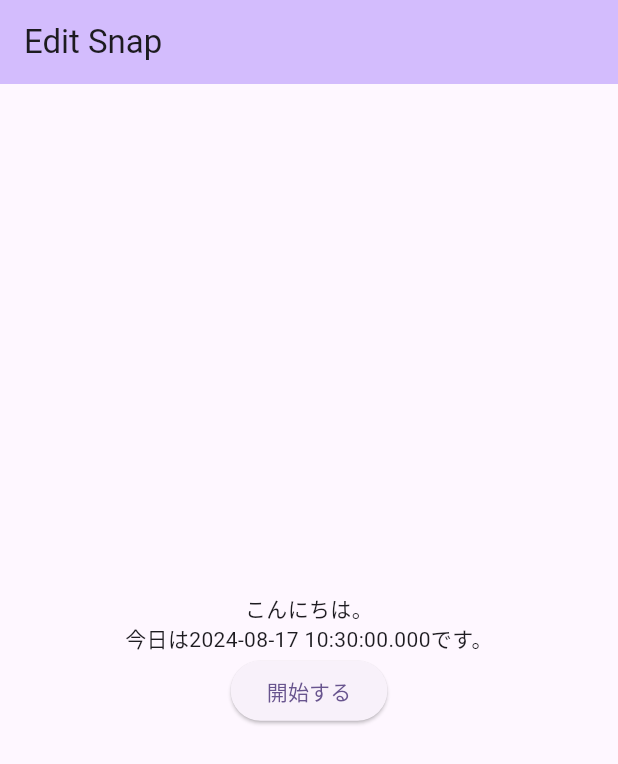
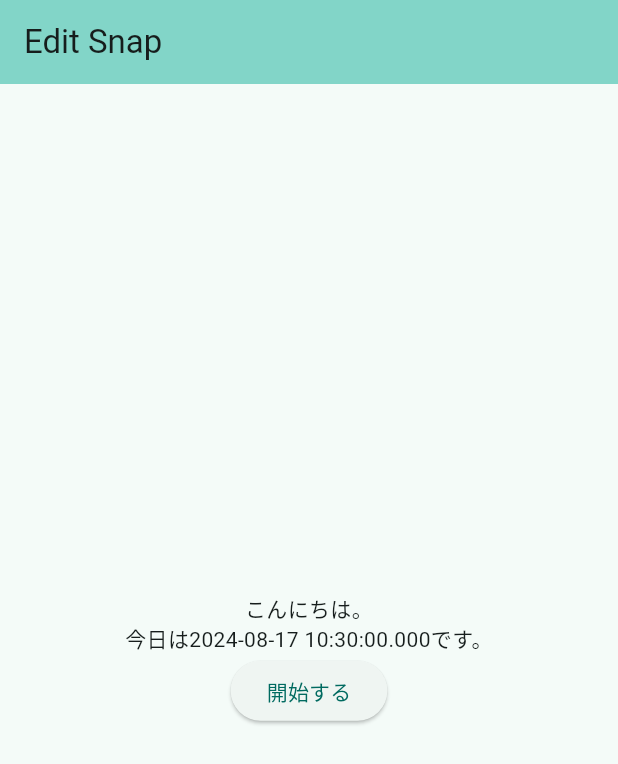
Before and after one commit to tboy-progs/edit_snap, a Flutter app: the screen it shows after launch, on a phone screen of 412 x 824 dp. Shown: the top 764 px of the screen. Run offline on Flutter 3.47's test engine with Material 3 defaults, Android fonts, the phone set to English and light mode, and no system bars.

Commit message:
Add:パッケージを追加

```diff
--- a/lib/main.dart
+++ b/lib/main.dart
@@ -13,7 +13,7 @@ class MyApp extends StatelessWidget {
     return MaterialApp(
       title: 'Edit Snap',
       theme: ThemeData(
-        colorScheme: ColorScheme.fromSeed(seedColor: Colors.deepPurple),
+        colorScheme: ColorScheme.fromSeed(seedColor: Colors.teal),
         useMaterial3: true,
       ),
       home: const StartScreen(),
--- a/pubspec.yaml
+++ b/pubspec.yaml
@@ -35,6 +35,9 @@ dependencies:
   # The following adds the Cupertino Icons font to your application.
   # Use with the CupertinoIcons class for iOS style icons.
   cupertino_icons: ^1.0.8
+  flutter_localizations:
+    sdk: flutter
+  intl: any
 
 dev_dependencies:
   flutter_test:
```
Also changed, not shown: pubspec.lock.
